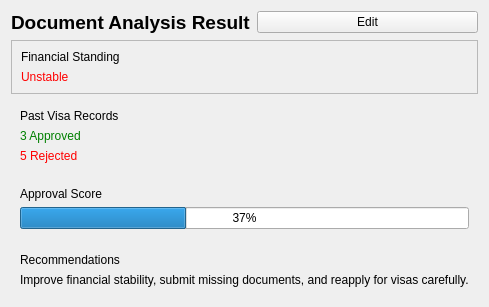
Old version of the form QtGUI/DocumentAnalysisResult.ui in the repository Leonnello/aviary-app.
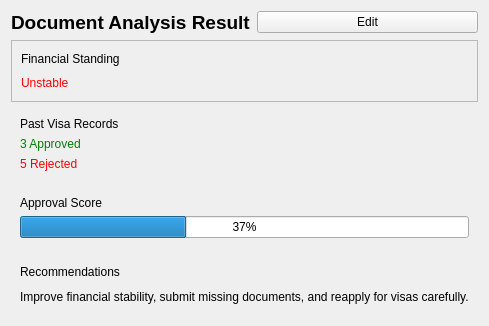
New version of the form. Icons and pictures are not drawn.

The edit to the form file:
```diff
--- a/QtGUI/DocumentAnalysisResult.ui
+++ b/QtGUI/DocumentAnalysisResult.ui
@@ -2,6 +2,14 @@
 <ui version="4.0">
     <class>DocumentAnalysisResult</class>
     <widget class="QWidget" name="DocumentAnalysisResult">
+  <property name="geometry">
+   <rect>
+    <x>0</x>
+    <y>0</y>
+    <width>487</width>
+    <height>326</height>
+   </rect>
+  </property>
         <property name="windowTitle">
             <string>Document Analysis Result</string>
         </property>
```
Left out of the diff: 44 changed lines with no effect on the pictures. Lines whose indentation alone changed are shown as unchanged.
